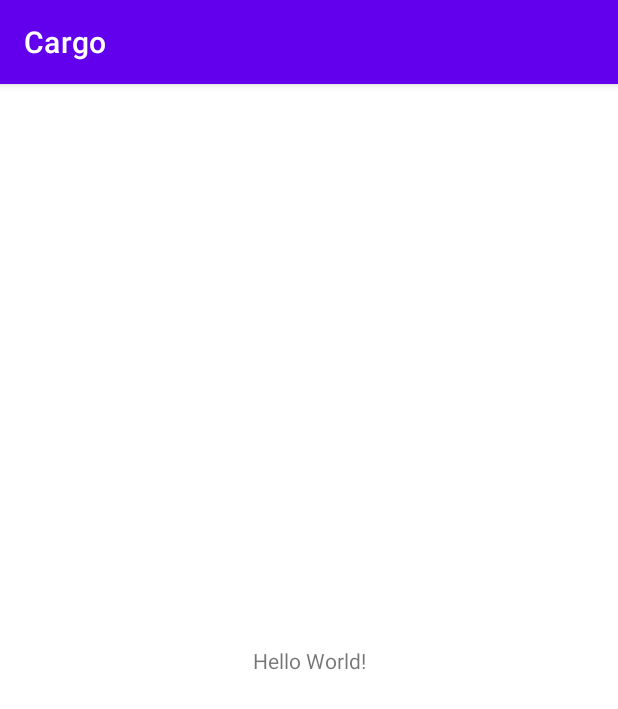
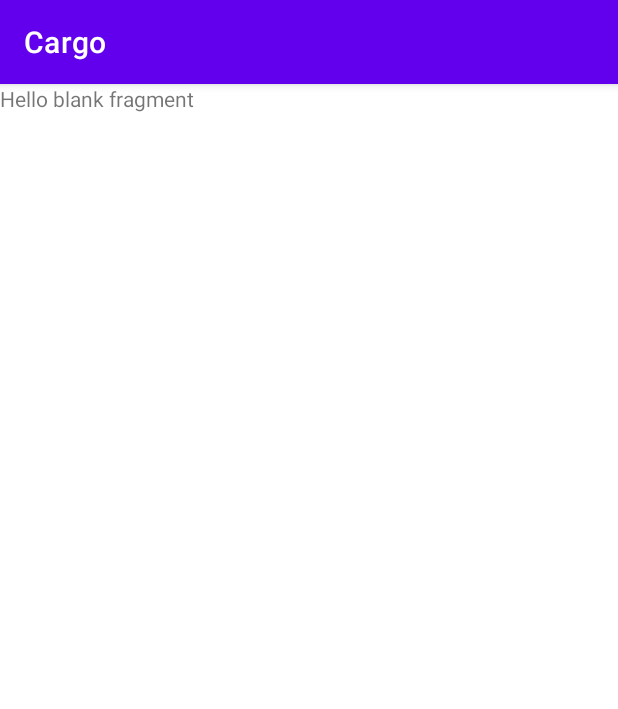
Before and after one commit to RaniaZarka/Argos, an Android app: the screen it shows after launch (MainActivity), on a phone screen of 412 x 824 dp. Shown: the top 709 px of the screen. Run offline under Robolectric (Android 15) with nearby library versions, the phone set to English and light mode, and no system bars.

Commit message:
Fragments created

```diff
--- a/app/build.gradle
+++ b/app/build.gradle
@@ -33,6 +33,9 @@ dependencies {
     implementation 'androidx.appcompat:appcompat:1.3.0'
     implementation 'com.google.android.material:material:1.3.0'
     implementation 'androidx.constraintlayout:constraintlayout:2.0.4'
+    implementation 'androidx.legacy:legacy-support-v4:1.0.0'
+    implementation 'androidx.navigation:navigation-fragment:2.3.5'
+    implementation 'androidx.navigation:navigation-ui:2.3.5'
     testImplementation 'junit:junit:4.+'
     androidTestImplementation 'androidx.test.ext:junit:1.1.2'
     androidTestImplementation 'androidx.test.espresso:espresso-core:3.3.0'
--- /dev/null
+++ b/app/src/main/java/com/example/cargo/Argos.java
@@ -0,0 +1,64 @@
+package com.example.cargo;
+
+import android.os.Bundle;
+
+import androidx.fragment.app.Fragment;
+
+import android.view.LayoutInflater;
+import android.view.View;
+import android.view.ViewGroup;
+
+/**
+ * A simple {@link Fragment} subclass.
+ * Use the {@link Argos#newInstance} factory method to
+ * create an instance of this fragment.
+ */
+public class Argos extends Fragment {
+
+    // TODO: Rename parameter arguments, choose names that match
+    // the fragment initialization parameters, e.g. ARG_ITEM_NUMBER
+    private static final String ARG_PARAM1 = "param1";
+    private static final String ARG_PARAM2 = "param2";
+
+    // TODO: Rename and change types of parameters
+    private String mParam1;
+    private String mParam2;
+
+    public Argos() {
+        // Required empty public constructor
+    }
+
+    /**
+     * Use this factory method to create a new instance of
+     * this fragment using the provided parameters.
+     *
+     * @param param1 Parameter 1.
+     * @param param2 Parameter 2.
+     * @return A new instance of fragment Argos.
+     */
+    // TODO: Rename and change types and number of parameters
+    public static Argos newInstance(String param1, String param2) {
+        Argos fragment = new Argos();
+        Bundle args = new Bundle();
+        args.putString(ARG_PARAM1, param1);
+        args.putString(ARG_PARAM2, param2);
+        fragment.setArguments(args);
+        return fragment;
+    }
+
+    @Override
+    public void onCreate(Bundle savedInstanceState) {
+        super.onCreate(savedInstanceState);
+        if (getArguments() != null) {
+            mParam1 = getArguments().getString(ARG_PARAM1);
+            mParam2 = getArguments().getString(ARG_PARAM2);
+        }
+    }
+
+    @Override
+    public View onCreateView(LayoutInflater inflater, ViewGroup container,
+                             Bundle savedInstanceState) {
+        // Inflate the layout for this fragment
+        return inflater.inflate(R.layout.fragment_argos, container, false);
+    }
+}
--- a/app/src/main/res/layout/activity_main.xml
+++ b/app/src/main/res/layout/activity_main.xml
@@ -6,13 +6,17 @@
     android:layout_height="match_parent"
     tools:context=".MainActivity">
 
-    <TextView
-        android:layout_width="wrap_content"
-        android:layout_height="wrap_content"
-        android:text="Hello World!"
-        app:layout_constraintBottom_toBottomOf="parent"
+    <fragment
+        android:id="@+id/nav_host_fragment"
+        android:name="androidx.navigation.fragment.NavHostFragment"
+        android:layout_width="0dp"
+        android:layout_height="0dp"
         app:layout_constraintLeft_toLeftOf="parent"
         app:layout_constraintRight_toRightOf="parent"
-        app:layout_constraintTop_toTopOf="parent" />
+        app:layout_constraintTop_toTopOf="parent"
+        app:layout_constraintBottom_toBottomOf="parent"
+        app:defaultNavHost="true"
+        app:navGraph="@navigation/nav_graph" />
+
 
 </androidx.constraintlayout.widget.ConstraintLayout>
--- /dev/null
+++ b/app/src/main/res/layout/fragment_argos.xml
@@ -0,0 +1,14 @@
+<?xml version="1.0" encoding="utf-8"?>
+<FrameLayout xmlns:android="http://schemas.android.com/apk/res/android"
+    xmlns:tools="http://schemas.android.com/tools"
+    android:layout_width="match_parent"
+    android:layout_height="match_parent"
+    tools:context=".Argos">
+
+    <!-- TODO: Update blank fragment layout -->
+    <TextView
+        android:layout_width="match_parent"
+        android:layout_height="match_parent"
+        android:text="@string/hello_blank_fragment" />
+
+</FrameLayout>
--- /dev/null
+++ b/app/src/main/res/navigation/nav_graph.xml
@@ -0,0 +1,30 @@
+<?xml version="1.0" encoding="utf-8"?>
+<navigation xmlns:android="http://schemas.android.com/apk/res/android"
+    xmlns:app="http://schemas.android.com/apk/res-auto"
+    xmlns:tools="http://schemas.android.com/tools"
+    android:id="@+id/nav_graph"
+    app:startDestination="@id/argos">
+
+    <fragment
+        android:id="@+id/argos"
+        android:name="com.example.cargo.Argos"
+        android:label="fragment_argos"
+        tools:layout="@layout/fragment_argos" >
+        <action
+            android:id="@+id/action_argos_to_plasticTypes"
+            app:destination="@id/plasticTypes" />
+        <action
+            android:id="@+id/action_argos_to_refundType"
+            app:destination="@id/refundType" />
+    </fragment>
+    <fragment
+        android:id="@+id/plasticTypes"
+        android:name="com.example.cargo.plasticTypes"
+        android:label="fragment_plastic_types"
+        tools:layout="@layout/fragment_plastic_types" />
+    <fragment
+        android:id="@+id/refundType"
+        android:name="com.example.cargo.refundType"
+        android:label="fragment_refund_type"
+        tools:layout="@layout/fragment_refund_type" />
+</navigation>
--- a/app/src/main/res/values/strings.xml
+++ b/app/src/main/res/values/strings.xml
@@ -1,3 +1,5 @@
 <resources>
     <string name="app_name">Cargo</string>
+    <!-- TODO: Remove or change this placeholder text -->
+    <string name="hello_blank_fragment">Hello blank fragment</string>
 </resources>
```
Also changed, not shown: app/src/main/java/com/example/cargo/plasticTypes.java (added, +64 -0 lines), app/src/main/java/com/example/cargo/refundType.java (added, +64 -0 lines), app/src/main/res/layout/fragment_plastic_types.xml (added, +14 -0 lines), app/src/main/res/layout/fragment_refund_type.xml (added, +14 -0 lines).
